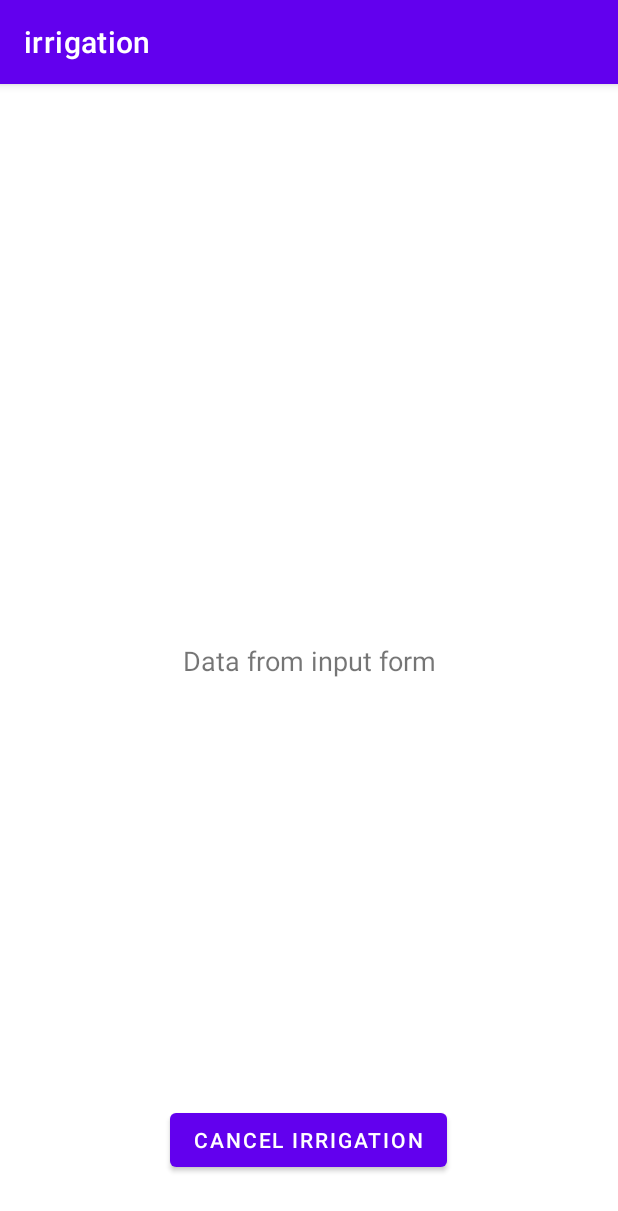
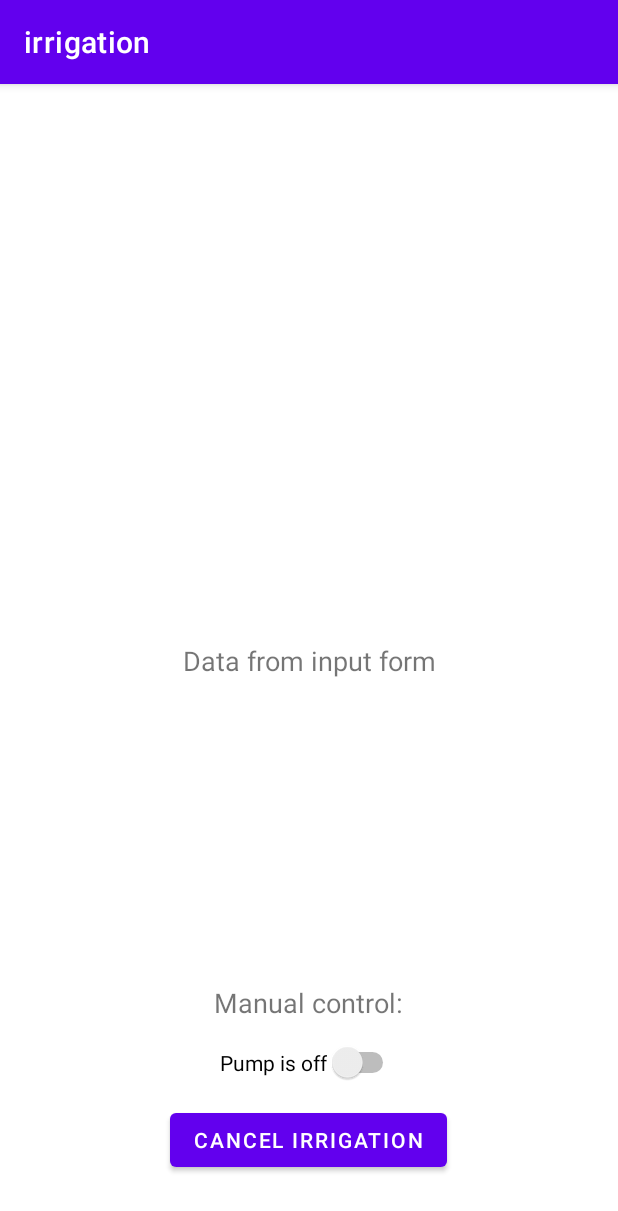
Before and after one commit to aniabtr/iot-project, an Android app: the screen it shows after launch (dashboard), on a phone screen of 412 x 824 dp. Shown: the top 1211 px of the screen. Run offline under Robolectric (Android 15) with nearby library versions, the light colour scheme and no system bars; 2 statements that could not run were skipped.

Commit message:
switch for manual activation added

```diff
--- a/app/src/main/java/com/example/irrigation/dashboard.java
+++ b/app/src/main/java/com/example/irrigation/dashboard.java
@@ -7,6 +7,8 @@ import android.content.Intent;
 import android.os.Bundle;
 import android.view.View;
 import android.widget.Button;
+import android.widget.CompoundButton;
+import android.widget.Switch;
 import android.widget.TextView;
 import android.widget.Toast;
 
@@ -28,6 +30,9 @@ public class dashboard extends AppCompatActivity {
     private TextView dataField;
     String filename = "irrigationinfo.txt";
     private SimpleDateFormat dateFormat;
+
+    private Switch switchManualControl;
+    private Boolean switchState;
 
     @Override
     protected void onCreate(Bundle savedInstanceState) {
@@ -106,5 +111,35 @@ public class dashboard extends AppCompatActivity {
             }
         });
 
+        switchManualControl = findViewById(R.id.switchManualControl);
+        switchState = switchManualControl.isChecked();
+
+        // controls for switch
+        // switchManualControl.setTextOn("On");
+        // switchManualControl.setTextOff("Off");
+        // switchManualControl.setChecked(true);
+        // switchManualControl.setChecked(false);
+        // switchManualControl.setText("Pump is on");
+        // switchManualControl.setText("Pump is off");
+
+        // the status of switch
+        if (switchManualControl.isChecked()) {
+            switchManualControl.setText("Pump is on");
+        } else {
+            switchManualControl.setText("Pump is off");
+        }
+
+        switchManualControl.setOnCheckedChangeListener(new CompoundButton.OnCheckedChangeListener() {
+            @Override
+            public void onCheckedChanged(CompoundButton buttonView, boolean isChecked) {
+                if (isChecked) {
+                    switchManualControl.setText("Pump is on");
+                    // TODO start irrigation, maybe with timer
+                } else {
+                    switchManualControl.setText("Pump is off");
+                    // TODO stop irrigation
+                }
+            }
+        });
     }
 }
--- a/app/src/main/res/layout/activity_dashboard.xml
+++ b/app/src/main/res/layout/activity_dashboard.xml
@@ -42,6 +42,33 @@
                 app:layout_constraintStart_toStartOf="parent"
                 app:layout_constraintTop_toTopOf="parent"
                 tools:ignore="HardcodedText" />
+
+            <TextView
+                android:id="@+id/manualControl"
+                android:layout_width="wrap_content"
+                android:layout_height="wrap_content"
+                android:gravity="center"
+                android:text="Manual control:"
+                android:textSize="18sp"
+                app:layout_constraintBottom_toBottomOf="parent"
+                app:layout_constraintEnd_toEndOf="parent"
+                app:layout_constraintHorizontal_bias="0.498"
+                app:layout_constraintStart_toStartOf="parent"
+                app:layout_constraintTop_toTopOf="parent"
+                app:layout_constraintVertical_bias="0.807"
+                tools:ignore="HardcodedText" />
+
+            <Switch
+                android:id="@+id/switchManualControl"
+                android:layout_width="wrap_content"
+                android:layout_height="wrap_content"
+                android:text="Pump is off"
+                app:layout_constraintBottom_toBottomOf="parent"
+                app:layout_constraintEnd_toEndOf="parent"
+                app:layout_constraintStart_toStartOf="parent"
+                app:layout_constraintTop_toTopOf="parent"
+                app:layout_constraintVertical_bias="0.862" />
+
         </androidx.constraintlayout.widget.ConstraintLayout>
 
         <androidx.constraintlayout.widget.ConstraintLayout
```
